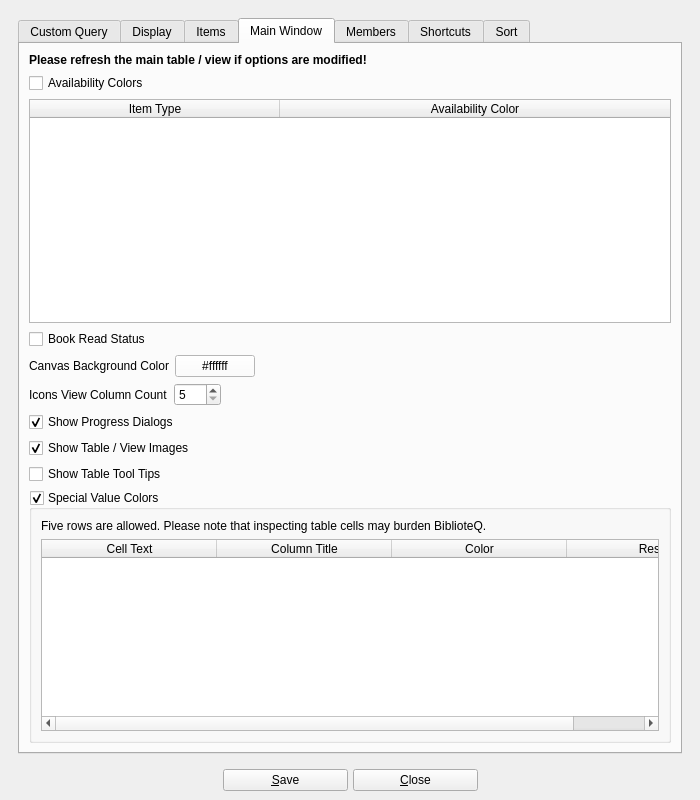
This is UI/biblioteq_otheroptions.ui in textbrowser/biblioteq as Qt 5 draws it before an edit. The edited form follows.
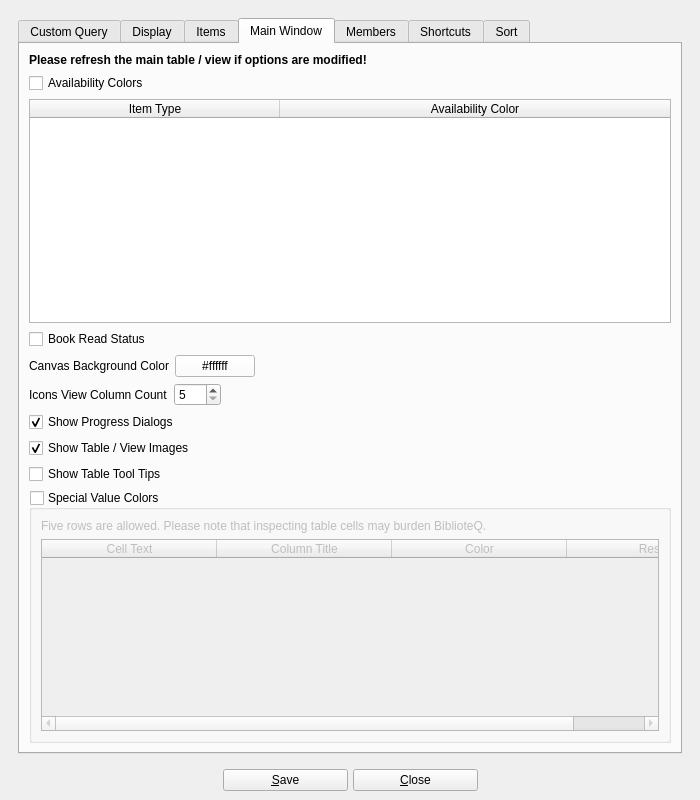
This is the edited form. The open tabs and pages were chosen to show the change. Icons and pictures are not drawn. Custom widgets are drawn as their Qt base class.

What changed in the file:
```diff
--- a/UI/biblioteq_otheroptions.ui
+++ b/UI/biblioteq_otheroptions.ui
@@ -626,6 +626,9 @@
               <property name="checkable">
                <bool>true</bool>
               </property>
+              <property name="checked">
+               <bool>false</bool>
+              </property>
               <layout class="QVBoxLayout" name="verticalLayout_15">
                <item>
                 <widget class="QLabel" name="label_16">
```
